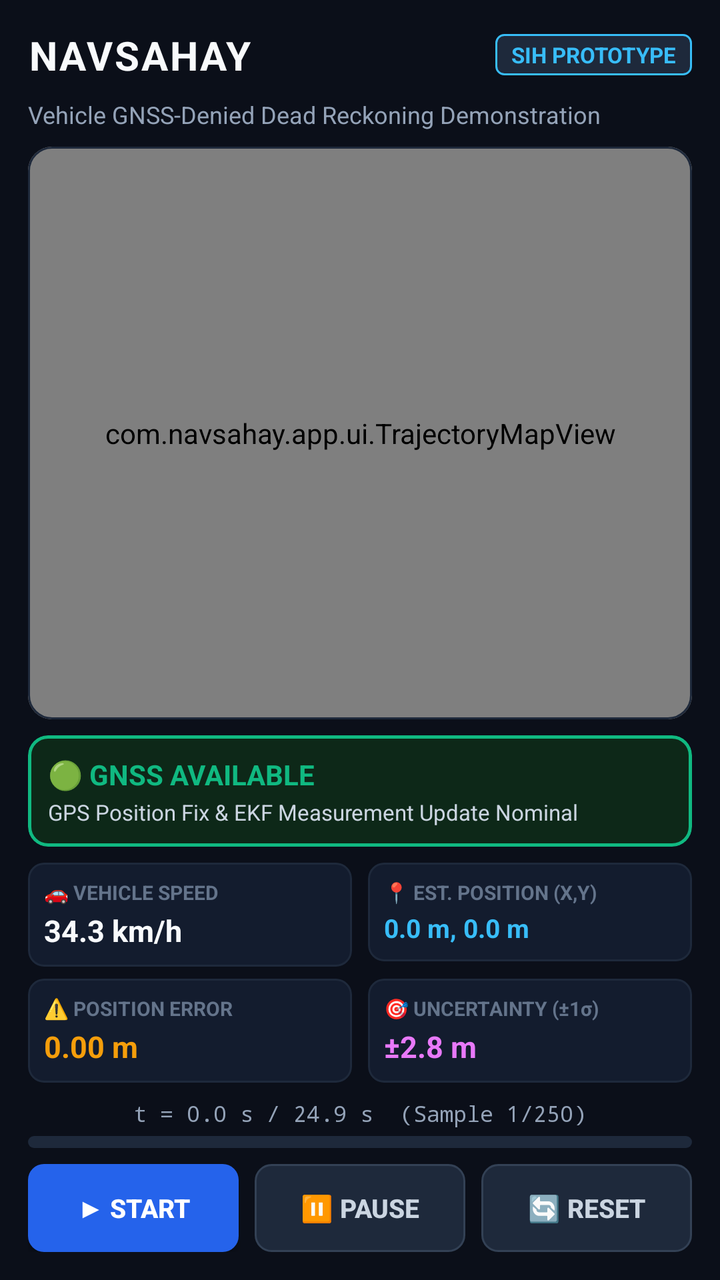
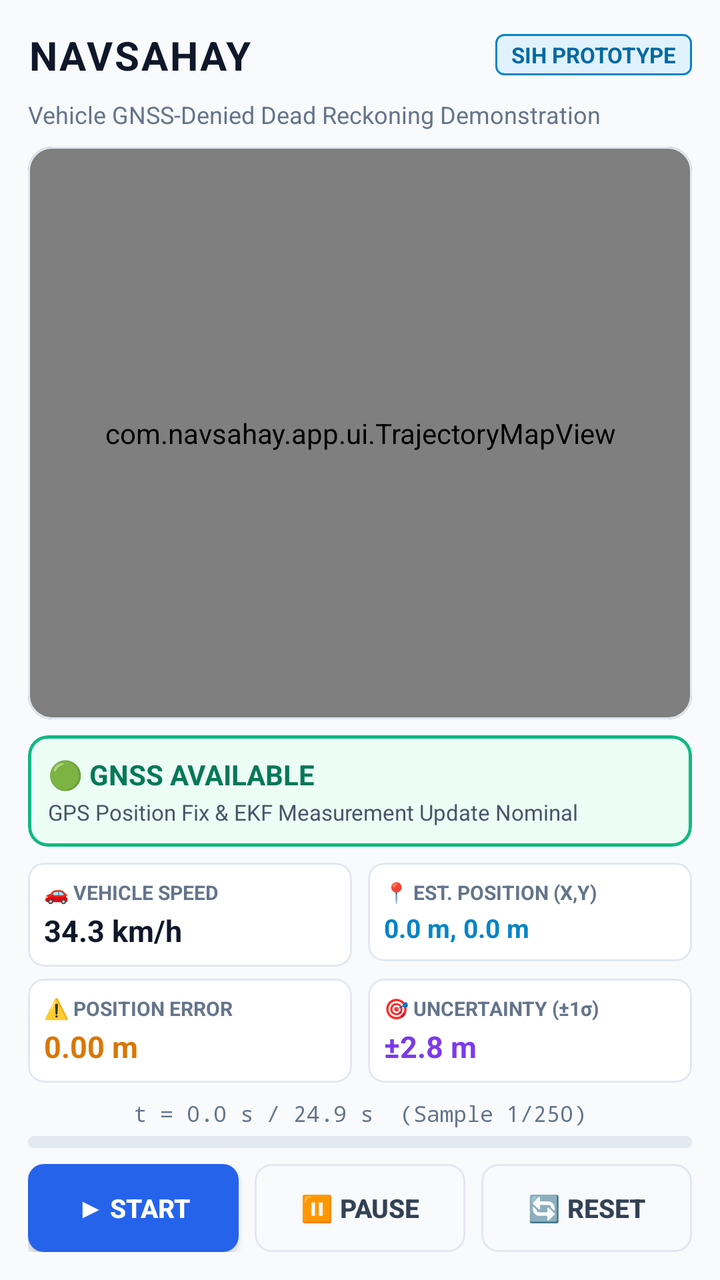

An Android layout rendered at two revisions. The XML below is the earlier revision; the diff shows what the commit changed to produce the second picture.
<!-- AndroidManifest.xml: application theme Theme.NavSahay -->
<!-- res/layout/activity_main.xml -->
<?xml version="1.0" encoding="utf-8"?>
<LinearLayout xmlns:android="http://schemas.android.com/apk/res/android"
    xmlns:app="http://schemas.android.com/apk/res-auto"
    android:layout_width="match_parent"
    android:layout_height="match_parent"
    android:background="#0B0F19"
    android:orientation="vertical"
    android:padding="14dp">

    
    <LinearLayout
        android:layout_width="match_parent"
        android:layout_height="wrap_content"
        android:orientation="horizontal"
        android:gravity="center_vertical"
        android:layout_marginBottom="8dp">

        <TextView
            android:layout_width="0dp"
            android:layout_height="wrap_content"
            android:layout_weight="1"
            android:text="NAVSAHAY"
            android:textColor="#F8FAFC"
            android:textSize="20sp"
            android:textStyle="bold"
            android:letterSpacing="0.05" />

        <TextView
            android:layout_width="wrap_content"
            android:layout_height="wrap_content"
            android:background="@drawable/badge_bg"
            android:paddingHorizontal="8dp"
            android:paddingVertical="3dp"
            android:text="SIH PROTOTYPE"
            android:textColor="#38BDF8"
            android:textSize="11sp"
            android:textStyle="bold" />
    </LinearLayout>

    <TextView
        android:layout_width="match_parent"
        android:layout_height="wrap_content"
        android:text="Vehicle GNSS-Denied Dead Reckoning Demonstration"
        android:textColor="#94A3B8"
        android:textSize="12sp"
        android:layout_marginBottom="8dp" />

    
    <com.google.android.material.card.MaterialCardView
        android:layout_width="match_parent"
        android:layout_height="0dp"
        android:layout_weight="1"
        app:cardBackgroundColor="#0F172A"
        app:cardCornerRadius="12dp"
        app:cardElevation="0dp"
        app:strokeColor="#1E293B"
        app:strokeWidth="1dp">

        <com.navsahay.app.ui.TrajectoryMapView
            android:id="@+id/trajectoryMapView"
            android:layout_width="match_parent"
            android:layout_height="match_parent" />
    </com.google.android.material.card.MaterialCardView>

    
    <com.google.android.material.card.MaterialCardView
        android:id="@+id/cardStatus"
        android:layout_width="match_parent"
        android:layout_height="wrap_content"
        android:layout_marginTop="8dp"
        app:cardBackgroundColor="#0D2818"
        app:cardCornerRadius="10dp"
        app:cardElevation="0dp"
        app:strokeColor="#10B981"
        app:strokeWidth="1.5dp">

        <LinearLayout
            android:layout_width="match_parent"
            android:layout_height="wrap_content"
            android:orientation="vertical"
            android:padding="10dp">

            <TextView
                android:id="@+id/tvStatusTitle"
                android:layout_width="match_parent"
                android:layout_height="wrap_content"
                android:text="🟢 GNSS AVAILABLE"
                android:textColor="#10B981"
                android:textSize="14sp"
                android:textStyle="bold" />

            <TextView
                android:id="@+id/tvStatusSubtitle"
                android:layout_width="match_parent"
                android:layout_height="wrap_content"
                android:layout_marginTop="2dp"
                android:text="GPS Position Fix &amp; EKF Measurement Update Nominal"
                android:textColor="#CBD5E1"
                android:textSize="11sp" />
        </LinearLayout>
    </com.google.android.material.card.MaterialCardView>

    
    <GridLayout
        android:layout_width="match_parent"
        android:layout_height="wrap_content"
        android:layout_marginTop="8dp"
        android:columnCount="2"
        android:rowCount="2"
        android:alignmentMode="alignMargins">

        
        <com.google.android.material.card.MaterialCardView
            android:layout_width="0dp"
            android:layout_height="wrap_content"
            android:layout_columnWeight="1"
            android:layout_marginEnd="4dp"
            android:layout_marginBottom="6dp"
            app:cardBackgroundColor="#131C2E"
            app:cardCornerRadius="8dp"
            app:cardElevation="0dp"
            app:strokeColor="#1E293B"
            app:strokeWidth="1dp">

            <LinearLayout
                android:layout_width="match_parent"
                android:layout_height="wrap_content"
                android:orientation="vertical"
                android:padding="8dp">

                <TextView
                    android:layout_width="wrap_content"
                    android:layout_height="wrap_content"
                    android:text="🚗 VEHICLE SPEED"
                    android:textColor="#64748B"
                    android:textSize="10sp"
                    android:textStyle="bold" />

                <TextView
                    android:id="@+id/tvSpeed"
                    android:layout_width="wrap_content"
                    android:layout_height="wrap_content"
                    android:layout_marginTop="2dp"
                    android:text="34.3 km/h"
                    android:textColor="#F8FAFC"
                    android:textSize="15sp"
                    android:textStyle="bold" />
            </LinearLayout>
        </com.google.android.material.card.MaterialCardView>

        
        <com.google.android.material.card.MaterialCardView
            android:layout_width="0dp"
            android:layout_height="wrap_content"
            android:layout_columnWeight="1"
            android:layout_marginStart="4dp"
            android:layout_marginBottom="6dp"
            app:cardBackgroundColor="#131C2E"
            app:cardCornerRadius="8dp"
            app:cardElevation="0dp"
            app:strokeColor="#1E293B"
            app:strokeWidth="1dp">

            <LinearLayout
                android:layout_width="match_parent"
                android:layout_height="wrap_content"
                android:orientation="vertical"
                android:padding="8dp">

                <TextView
                    android:layout_width="wrap_content"
                    android:layout_height="wrap_content"
                    android:text="📍 EST. POSITION (X,Y)"
                    android:textColor="#64748B"
                    android:textSize="10sp"
                    android:textStyle="bold" />

                <TextView
                    android:id="@+id/tvPosition"
                    android:layout_width="wrap_content"
                    android:layout_height="wrap_content"
                    android:layout_marginTop="2dp"
                    android:text="0.0 m, 0.0 m"
                    android:textColor="#38BDF8"
                    android:textSize="13sp"
                    android:textStyle="bold" />
            </LinearLayout>
        </com.google.android.material.card.MaterialCardView>

        
        <com.google.android.material.card.MaterialCardView
            android:layout_width="0dp"
            android:layout_height="wrap_content"
            android:layout_columnWeight="1"
            android:layout_marginEnd="4dp"
            app:cardBackgroundColor="#131C2E"
            app:cardCornerRadius="8dp"
            app:cardElevation="0dp"
            app:strokeColor="#1E293B"
            app:strokeWidth="1dp">

            <LinearLayout
                android:layout_width="match_parent"
                android:layout_height="wrap_content"
                android:orientation="vertical"
                android:padding="8dp">

                <TextView
                    android:layout_width="wrap_content"
                    android:layout_height="wrap_content"
                    android:text="⚠️ POSITION ERROR"
                    android:textColor="#64748B"
                    android:textSize="10sp"
                    android:textStyle="bold" />

                <TextView
                    android:id="@+id/tvError"
                    android:layout_width="wrap_content"
                    android:layout_height="wrap_content"
                    android:layout_marginTop="2dp"
                    android:text="0.00 m"
                    android:textColor="#F59E0B"
                    android:textSize="15sp"
                    android:textStyle="bold" />
            </LinearLayout>
        </com.google.android.material.card.MaterialCardView>

        
        <com.google.android.material.card.MaterialCardView
            android:layout_width="0dp"
            android:layout_height="wrap_content"
            android:layout_columnWeight="1"
            android:layout_marginStart="4dp"
            app:cardBackgroundColor="#131C2E"
            app:cardCornerRadius="8dp"
            app:cardElevation="0dp"
            app:strokeColor="#1E293B"
            app:strokeWidth="1dp">

            <LinearLayout
                android:layout_width="match_parent"
                android:layout_height="wrap_content"
                android:orientation="vertical"
                android:padding="8dp">

                <TextView
                    android:layout_width="wrap_content"
                    android:layout_height="wrap_content"
                    android:text="🎯 UNCERTAINTY (±1σ)"
                    android:textColor="#64748B"
                    android:textSize="10sp"
                    android:textStyle="bold" />

                <TextView
                    android:id="@+id/tvUncertainty"
                    android:layout_width="wrap_content"
                    android:layout_height="wrap_content"
                    android:layout_marginTop="2dp"
                    android:text="±2.8 m"
                    android:textColor="#E879F9"
                    android:textSize="15sp"
                    android:textStyle="bold" />
            </LinearLayout>
        </com.google.android.material.card.MaterialCardView>
    </GridLayout>

    
    <LinearLayout
        android:layout_width="match_parent"
        android:layout_height="wrap_content"
        android:orientation="vertical"
        android:layout_marginTop="8dp">

        <TextView
            android:id="@+id/tvTimeline"
            android:layout_width="match_parent"
            android:layout_height="wrap_content"
            android:text="t = 0.0 s / 24.9 s  (Sample 1/250)"
            android:textColor="#94A3B8"
            android:textSize="11sp"
            android:fontFamily="monospace"
            android:gravity="center" />

        <ProgressBar
            android:id="@+id/progressBar"
            style="?android:attr/progressBarStyleHorizontal"
            android:layout_width="match_parent"
            android:layout_height="6dp"
            android:layout_marginTop="4dp"
            android:progress="0"
            android:progressDrawable="@drawable/progress_bar_custom" />
    </LinearLayout>

    
    <LinearLayout
        android:layout_width="match_parent"
        android:layout_height="wrap_content"
        android:orientation="horizontal"
        android:layout_marginTop="8dp">

        <Button
            android:id="@+id/btnStart"
            android:layout_width="0dp"
            android:layout_height="44dp"
            android:layout_weight="1"
            android:layout_marginEnd="4dp"
            android:background="@drawable/btn_primary"
            android:text="▶ START"
            android:textColor="#FFFFFF"
            android:textSize="13sp"
            android:textStyle="bold" />

        <Button
            android:id="@+id/btnPause"
            android:layout_width="0dp"
            android:layout_height="44dp"
            android:layout_weight="1"
            android:layout_marginHorizontal="4dp"
            android:background="@drawable/btn_secondary"
            android:enabled="false"
            android:text="⏸ PAUSE"
            android:textColor="#CBD5E1"
            android:textSize="13sp"
            android:textStyle="bold" />

        <Button
            android:id="@+id/btnReset"
            android:layout_width="0dp"
            android:layout_height="44dp"
            android:layout_weight="1"
            android:layout_marginStart="4dp"
            android:background="@drawable/btn_secondary"
            android:enabled="false"
            android:text="🔄 RESET"
            android:textColor="#CBD5E1"
            android:textSize="13sp"
            android:textStyle="bold" />
    </LinearLayout>
</LinearLayout>
<!-- resources referenced by this layout -->
<resources>
  <!-- drawable badge_bg (drawable) -->
  <?xml version="1.0" encoding="utf-8"?>
  <shape xmlns:android="http://schemas.android.com/apk/res/android">
      <solid android:color="#1E293B" />
      <corners android:radius="4dp" />
      <stroke android:width="1dp" android:color="#38BDF8" />
  </shape>
  <!-- drawable btn_primary (drawable) -->
  <?xml version="1.0" encoding="utf-8"?>
  <ripple xmlns:android="http://schemas.android.com/apk/res/android"
      android:color="#60FFFFFF">
      <item>
          <shape>
              <solid android:color="#2563EB" />
              <corners android:radius="8dp" />
          </shape>
      </item>
  </ripple>
  <!-- drawable btn_secondary (drawable) -->
  <?xml version="1.0" encoding="utf-8"?>
  <ripple xmlns:android="http://schemas.android.com/apk/res/android"
      android:color="#40FFFFFF">
      <item>
          <shape>
              <solid android:color="#1E293B" />
              <corners android:radius="8dp" />
              <stroke android:width="1dp" android:color="#334155" />
          </shape>
      </item>
  </ripple>
  <!-- drawable progress_bar_custom (drawable) -->
  <?xml version="1.0" encoding="utf-8"?>
  <layer-list xmlns:android="http://schemas.android.com/apk/res/android">
      <item android:id="@android:id/background">
          <shape>
              <solid android:color="#1E293B" />
              <corners android:radius="3dp" />
          </shape>
      </item>
      <item android:id="@android:id/progress">
          <clip>
              <shape>
                  <solid android:color="#38BDF8" />
                  <corners android:radius="3dp" />
              </shape>
          </clip>
      </item>
  </layer-list>
  <style name="Theme.NavSahay" parent="Theme.MaterialComponents.DayNight.NoActionBar">
          <item name="android:statusBarColor">#0B0F19</item>
          <item name="android:navigationBarColor">#0B0F19</item>
          <item name="android:windowLightStatusBar">false</item>
      </style>
</resources>

<!-- the commit's change to res/layout/activity_main.xml (unified diff, before → after) -->
@@ -3,7 +3,7 @@
     xmlns:app="http://schemas.android.com/apk/res-auto"
     android:layout_width="match_parent"
     android:layout_height="match_parent"
-    android:background="#0B0F19"
+    android:background="#F8FAFC"
     android:orientation="vertical"
     android:padding="14dp">
 
@@ -20,7 +20,7 @@
             android:layout_height="wrap_content"
             android:layout_weight="1"
             android:text="NAVSAHAY"
-            android:textColor="#F8FAFC"
+            android:textColor="#0F172A"
             android:textSize="20sp"
             android:textStyle="bold"
             android:letterSpacing="0.05" />
@@ -32,7 +32,7 @@
             android:paddingHorizontal="8dp"
             android:paddingVertical="3dp"
             android:text="SIH PROTOTYPE"
-            android:textColor="#38BDF8"
+            android:textColor="#0369A1"
             android:textSize="11sp"
             android:textStyle="bold" />
     </LinearLayout>
@@ -41,7 +41,7 @@
         android:layout_width="match_parent"
         android:layout_height="wrap_content"
         android:text="Vehicle GNSS-Denied Dead Reckoning Demonstration"
-        android:textColor="#94A3B8"
+        android:textColor="#64748B"
         android:textSize="12sp"
         android:layout_marginBottom="8dp" />
 
@@ -50,10 +50,10 @@
         android:layout_width="match_parent"
         android:layout_height="0dp"
         android:layout_weight="1"
-        app:cardBackgroundColor="#0F172A"
+        app:cardBackgroundColor="#FFFFFF"
         app:cardCornerRadius="12dp"
         app:cardElevation="0dp"
-        app:strokeColor="#1E293B"
+        app:strokeColor="#E2E8F0"
         app:strokeWidth="1dp">
 
         <com.navsahay.app.ui.TrajectoryMapView
@@ -68,7 +68,7 @@
         android:layout_width="match_parent"
         android:layout_height="wrap_content"
         android:layout_marginTop="8dp"
-        app:cardBackgroundColor="#0D2818"
+        app:cardBackgroundColor="#ECFDF5"
         app:cardCornerRadius="10dp"
         app:cardElevation="0dp"
         app:strokeColor="#10B981"
@@ -85,7 +85,7 @@
                 android:layout_width="match_parent"
                 android:layout_height="wrap_content"
                 android:text="🟢 GNSS AVAILABLE"
-                android:textColor="#10B981"
+                android:textColor="#047857"
                 android:textSize="14sp"
                 android:textStyle="bold" />
 
@@ -95,7 +95,7 @@
                 android:layout_height="wrap_content"
                 android:layout_marginTop="2dp"
                 android:text="GPS Position Fix &amp; EKF Measurement Update Nominal"
-                android:textColor="#CBD5E1"
+                android:textColor="#475569"
                 android:textSize="11sp" />
         </LinearLayout>
     </com.google.android.material.card.MaterialCardView>
@@ -116,10 +116,10 @@
             android:layout_columnWeight="1"
             android:layout_marginEnd="4dp"
             android:layout_marginBottom="6dp"
-            app:cardBackgroundColor="#131C2E"
+            app:cardBackgroundColor="#FFFFFF"
             app:cardCornerRadius="8dp"
             app:cardElevation="0dp"
-            app:strokeColor="#1E293B"
+            app:strokeColor="#E2E8F0"
             app:strokeWidth="1dp">
 
             <LinearLayout
@@ -142,7 +142,7 @@
                     android:layout_height="wrap_content"
                     android:layout_marginTop="2dp"
                     android:text="34.3 km/h"
-                    android:textColor="#F8FAFC"
+                    android:textColor="#0F172A"
                     android:textSize="15sp"
                     android:textStyle="bold" />
             </LinearLayout>
@@ -155,10 +155,10 @@
             android:layout_columnWeight="1"
             android:layout_marginStart="4dp"
             android:layout_marginBottom="6dp"
-            app:cardBackgroundColor="#131C2E"
+            app:cardBackgroundColor="#FFFFFF"
             app:cardCornerRadius="8dp"
             app:cardElevation="0dp"
-            app:strokeColor="#1E293B"
+            app:strokeColor="#E2E8F0"
             app:strokeWidth="1dp">
 
             <LinearLayout
@@ -181,7 +181,7 @@
                     android:layout_height="wrap_content"
                     android:layout_marginTop="2dp"
                     android:text="0.0 m, 0.0 m"
-                    android:textColor="#38BDF8"
+                    android:textColor="#0284C7"
                     android:textSize="13sp"
                     android:textStyle="bold" />
             </LinearLayout>
@@ -193,10 +193,10 @@
             android:layout_height="wrap_content"
             android:layout_columnWeight="1"
             android:layout_marginEnd="4dp"
-            app:cardBackgroundColor="#131C2E"
+            app:cardBackgroundColor="#FFFFFF"
             app:cardCornerRadius="8dp"
             app:cardElevation="0dp"
-            app:strokeColor="#1E293B"
+            app:strokeColor="#E2E8F0"
             app:strokeWidth="1dp">
 
             <LinearLayout
@@ -219,7 +219,7 @@
                     android:layout_height="wrap_content"
                     android:layout_marginTop="2dp"
                     android:text="0.00 m"
-                    android:textColor="#F59E0B"
+                    android:textColor="#D97706"
                     android:textSize="15sp"
                     android:textStyle="bold" />
             </LinearLayout>
@@ -231,10 +231,10 @@
             android:layout_height="wrap_content"
             android:layout_columnWeight="1"
             android:layout_marginStart="4dp"
-            app:cardBackgroundColor="#131C2E"
+            app:cardBackgroundColor="#FFFFFF"
             app:cardCornerRadius="8dp"
             app:cardElevation="0dp"
-            app:strokeColor="#1E293B"
+            app:strokeColor="#E2E8F0"
             app:strokeWidth="1dp">
 
             <LinearLayout
@@ -257,7 +257,7 @@
                     android:layout_height="wrap_content"
                     android:layout_marginTop="2dp"
                     android:text="±2.8 m"
-                    android:textColor="#E879F9"
+                    android:textColor="#7C3AED"
                     android:textSize="15sp"
                     android:textStyle="bold" />
             </LinearLayout>
@@ -276,7 +276,7 @@
             android:layout_width="match_parent"
             android:layout_height="wrap_content"
             android:text="t = 0.0 s / 24.9 s  (Sample 1/250)"
-            android:textColor="#94A3B8"
+            android:textColor="#64748B"
             android:textSize="11sp"
             android:fontFamily="monospace"
             android:gravity="center" />
@@ -305,6 +305,7 @@
             android:layout_weight="1"
             android:layout_marginEnd="4dp"
             android:background="@drawable/btn_primary"
+            app:backgroundTint="@null"
             android:text="▶ START"
             android:textColor="#FFFFFF"
             android:textSize="13sp"
@@ -317,9 +318,10 @@
             android:layout_weight="1"
             android:layout_marginHorizontal="4dp"
             android:background="@drawable/btn_secondary"
+            app:backgroundTint="@null"
             android:enabled="false"
             android:text="⏸ PAUSE"
-            android:textColor="#CBD5E1"
+            android:textColor="#334155"
             android:textSize="13sp"
             android:textStyle="bold" />
 
@@ -330,9 +332,10 @@
             android:layout_weight="1"
             android:layout_marginStart="4dp"
             android:background="@drawable/btn_secondary"
+            app:backgroundTint="@null"
             android:enabled="false"
             android:text="🔄 RESET"
-            android:textColor="#CBD5E1"
+            android:textColor="#334155"
             android:textSize="13sp"
             android:textStyle="bold" />
     </LinearLayout>
<!-- resource entries referenced after the edit -->
@@ -3,9 +3,9 @@
   <!-- drawable badge_bg (drawable) -->
   <?xml version="1.0" encoding="utf-8"?>
   <shape xmlns:android="http://schemas.android.com/apk/res/android">
-      <solid android:color="#1E293B" />
+      <solid android:color="#E0F2FE" />
       <corners android:radius="4dp" />
-      <stroke android:width="1dp" android:color="#38BDF8" />
+      <stroke android:width="1dp" android:color="#0284C7" />
   </shape>
   <!-- drawable btn_primary (drawable) -->
   <?xml version="1.0" encoding="utf-8"?>
@@ -21,13 +21,24 @@
   <!-- drawable btn_secondary (drawable) -->
   <?xml version="1.0" encoding="utf-8"?>
   <ripple xmlns:android="http://schemas.android.com/apk/res/android"
-      android:color="#40FFFFFF">
+      android:color="#20000000">
       <item>
-          <shape>
-              <solid android:color="#1E293B" />
-              <corners android:radius="8dp" />
-              <stroke android:width="1dp" android:color="#334155" />
-          </shape>
+          <selector>
+              <item android:state_enabled="false">
+                  <shape>
+                      <solid android:color="#F8FAFC" />
+                      <corners android:radius="8dp" />
+                      <stroke android:width="1dp" android:color="#E2E8F0" />
+                  </shape>
+              </item>
+              <item>
+                  <shape>
+                      <solid android:color="#F1F5F9" />
+                      <corners android:radius="8dp" />
+                      <stroke android:width="1dp" android:color="#CBD5E1" />
+                  </shape>
+              </item>
+          </selector>
       </item>
   </ripple>
   <!-- drawable progress_bar_custom (drawable) -->
@@ -35,23 +46,25 @@
   <layer-list xmlns:android="http://schemas.android.com/apk/res/android">
       <item android:id="@android:id/background">
           <shape>
-              <solid android:color="#1E293B" />
+              <solid android:color="#E2E8F0" />
               <corners android:radius="3dp" />
           </shape>
       </item>
       <item android:id="@android:id/progress">
           <clip>
               <shape>
-                  <solid android:color="#38BDF8" />
+                  <solid android:color="#0284C7" />
                   <corners android:radius="3dp" />
               </shape>
           </clip>
       </item>
   </layer-list>
-  <style name="Theme.NavSahay" parent="Theme.MaterialComponents.DayNight.NoActionBar">
-          <item name="android:statusBarColor">#0B0F19</item>
-          <item name="android:navigationBarColor">#0B0F19</item>
-          <item name="android:windowLightStatusBar">false</item>
+  <style name="Theme.NavSahay" parent="Theme.MaterialComponents.Light.NoActionBar">
+          <item name="android:statusBarColor">#F8FAFC</item>
+          <item name="android:navigationBarColor">#F8FAFC</item>
+          <item name="android:windowLightStatusBar">true</item>
+          <item name="android:windowLightNavigationBar" tools:targetApi="27">true</item>
+          <item name="android:windowBackground">#F8FAFC</item>
       </style>
 </resources>
 
